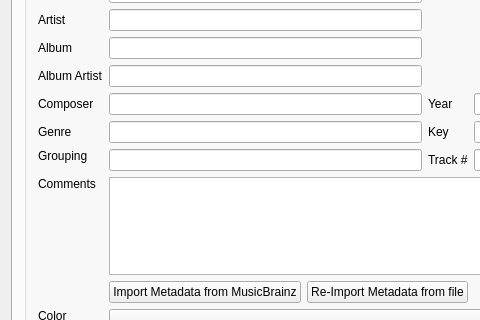
Before: the Qt Designer form src/library/dlgtrackinfo.ui in cr7pt0gr4ph7/mixxx, drawn with Qt 5; both pictures show x 0 to 480 and y 84 to 404 of the 575 by 642 pixel window.
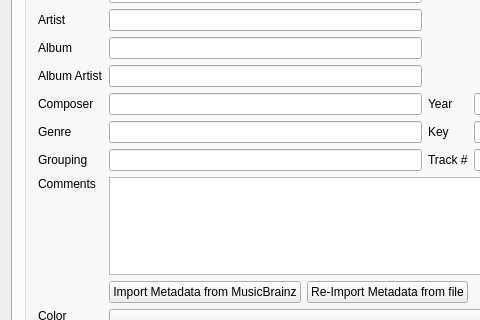
After: the same form once the commit is applied.

Commit message: DlgTrackInfo/Layout: Fix alignment of "Grouping" label

Patch:
```diff
--- a/src/library/dlgtrackinfo.ui
+++ b/src/library/dlgtrackinfo.ui
@@ -320,7 +320,7 @@
                <string>Grouping</string>
               </property>
               <property name="alignment">
-               <set>Qt::AlignLeading|Qt::AlignLeft|Qt::AlignTop</set>
+               <set>Qt::AlignLeading|Qt::AlignLeft|Qt::AlignVCenter</set>
               </property>
              </widget>
             </item>
```
